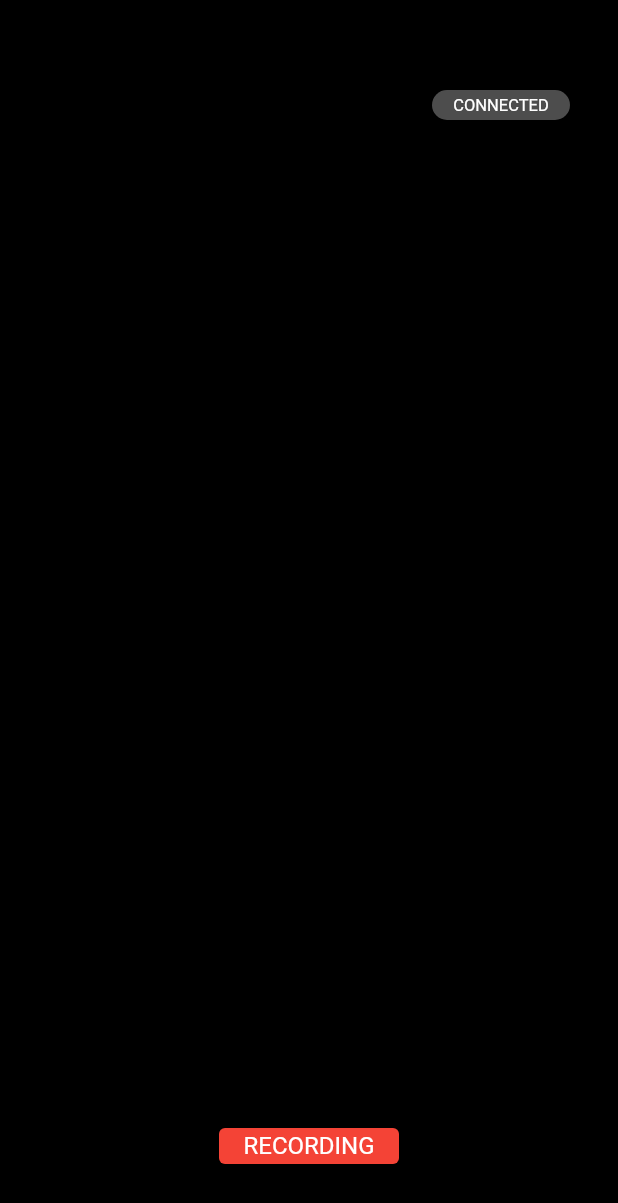
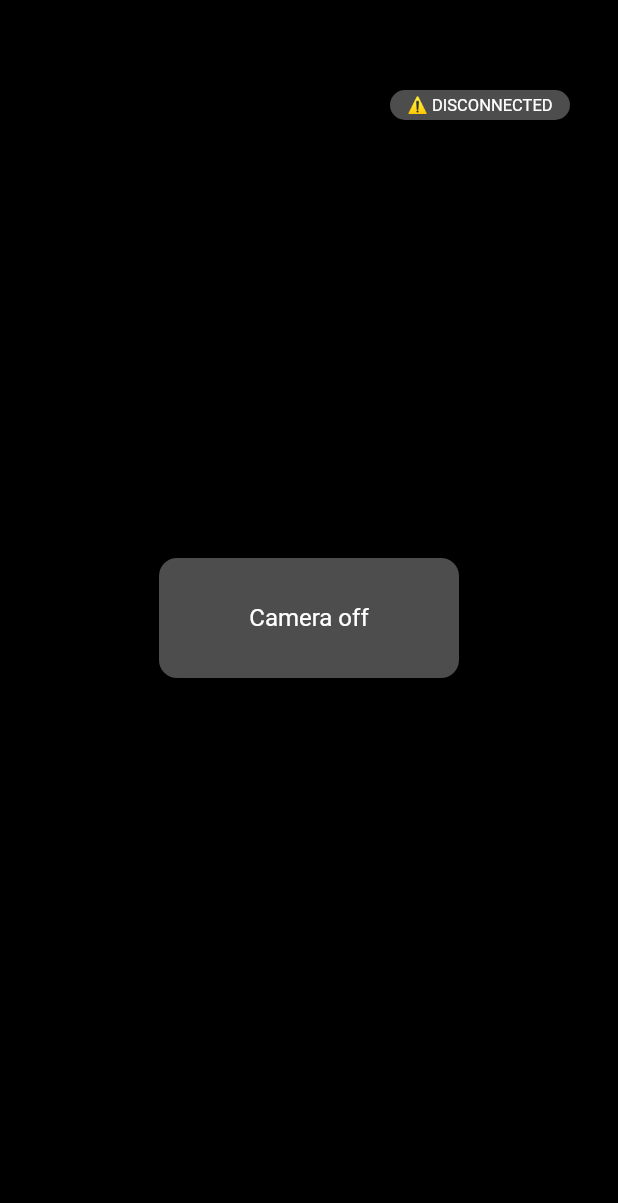
Before and after one commit to CS3237-Project/FineSpine-Mobile, a Flutter app: the screen it shows after launch, on a phone screen of 412 x 824 dp. Shown: the top 1203 px of the screen. Run offline on Flutter 3.47's test engine with Material 2 defaults, Android fonts, the phone set to English and light mode, and no system bars; our stand-ins replace camera, get; missing offline and left inert: mqtt_client.

Commit message:
Show detection paused message

```diff
--- /dev/null
+++ b/lib/camera/camera_message.dart
@@ -0,0 +1,35 @@
+import 'package:finespine/scan_controller.dart';
+import 'package:flutter/material.dart';
+import 'package:get/get.dart';
+
+import '../theme/fonts.dart';
+
+class CameraMessage extends GetView<ScanController> {
+  final String displayText;
+  const CameraMessage(this.displayText, {Key? key}) : super(key: key);
+
+  @override
+  Widget build(BuildContext context) {
+    return Align(
+      alignment: Alignment.center,
+      child: Container(
+        height: 80,
+        width: 200,
+        padding: const EdgeInsets.all(4),
+        decoration: BoxDecoration(
+          color: Colors.white.withOpacity(0.3),
+          shape: BoxShape.rectangle,
+          borderRadius: const BorderRadius.all(Radius.circular(12.0)),
+        ),
+        child: Align(
+          alignment: Alignment.center,
+          child: Text(
+            displayText,
+            style: TextStyles.cameraMessage(),
+            textAlign: TextAlign.center,
+          ),
+        ),
+      ),
+    );
+  }
+}
--- a/lib/camera/camera_screen.dart
+++ b/lib/camera/camera_screen.dart
@@ -1,17 +1,43 @@
-import 'package:finespine/camera/capture_button.dart';
+import 'package:finespine/camera/camera_message.dart';
 import 'package:finespine/camera/recording_status.dart';
 import 'package:finespine/camera/connected_status.dart';
+import 'package:finespine/camera/disconnected_status.dart';
 import 'package:flutter/material.dart';
+import 'package:get/get.dart';
+import '../scan_controller.dart';
 import 'camera_viewer.dart';
 
-class CameraScreen extends StatelessWidget {
+class CameraScreen extends GetView<ScanController> {
   const CameraScreen({Key? key}) : super(key: key);
 
   @override
   Widget build(BuildContext context) {
+    return GetX<ScanController>(builder: (controller) {
+      if (!controller.isInitialised) {
         return Scaffold(
             backgroundColor: Colors.black,
-        body:Stack(
+            body: Stack(
+              alignment: Alignment.center,
+              children: const [
+                DisconnectedStatus(),
+                CameraMessage('Camera off'),
+              ],
+            ));
+      }
+      if (controller.isActivated.value == false) {
+        return Scaffold(
+            backgroundColor: Colors.black,
+            body: Stack(
+              alignment: Alignment.center,
+              children: const [
+                ConnectedStatus(),
+                CameraMessage('Posture Detection Paused'),
+              ],
+            ));
+      }
+      return Scaffold(
+          backgroundColor: Colors.black,
+          body: Stack(
             alignment: Alignment.center,
             children: const [
               CameraViewer(),
@@ -20,5 +46,6 @@ class CameraScreen extends StatelessWidget {
               ConnectedStatus(),
             ],
           ));
+    });
   }
 }
--- a/lib/camera/camera_viewer.dart
+++ b/lib/camera/camera_viewer.dart
@@ -8,15 +8,12 @@ class CameraViewer extends GetView<ScanController> {
 
   @override
   Widget build(BuildContext context) {
-    return GetX<ScanController>(builder: (controller) {
-      if (!controller.isInitialised || controller.isActivated.value == false) {
-        return Container();
-      }
+
       return SizedBox(
         child: CameraPreview(controller.cameraController),
         height: Get.height,
         width: Get.width,
       );
-    });
+
   }
 }
--- /dev/null
+++ b/lib/camera/disconnected_status.dart
@@ -0,0 +1,27 @@
+import 'package:finespine/scan_controller.dart';
+import 'package:flutter/material.dart';
+import 'package:get/get.dart';
+
+import '../theme/fonts.dart';
+
+class DisconnectedStatus extends GetView<ScanController> {
+  const DisconnectedStatus({Key? key}) : super(key: key);
+  @override
+  Widget build(BuildContext context) {
+    return Positioned(
+        top: 60,
+        right: 32,
+        child: Container(
+            height: 20,
+            width: 120,
+            padding: const EdgeInsets.all(4),
+            decoration: BoxDecoration(
+              color: Colors.white.withOpacity(0.3),
+              shape: BoxShape.rectangle,
+              borderRadius: const BorderRadius.all(Radius.circular(12.0)),
+            ),
+          child: Text('⚠ DISCONNECTED', style: TextStyles.connection(), textAlign: TextAlign.center,),
+          ),
+        );
+  }
+}
--- a/lib/theme/fonts.dart
+++ b/lib/theme/fonts.dart
@@ -15,4 +15,11 @@ class TextStyles {
       color: Colors.white,
     );
   }
+
+  static TextStyle cameraMessage() {
+    return const TextStyle(
+      fontSize: 16.0,
+      color: Colors.white,
+    );
+  }
 }
```
Lines whose indentation alone changed are shown as unchanged.
